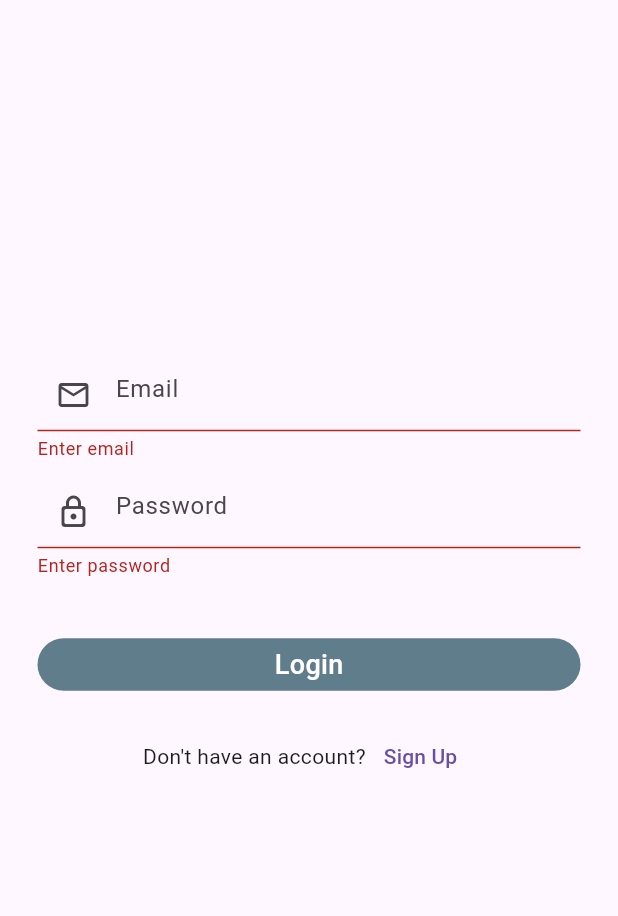
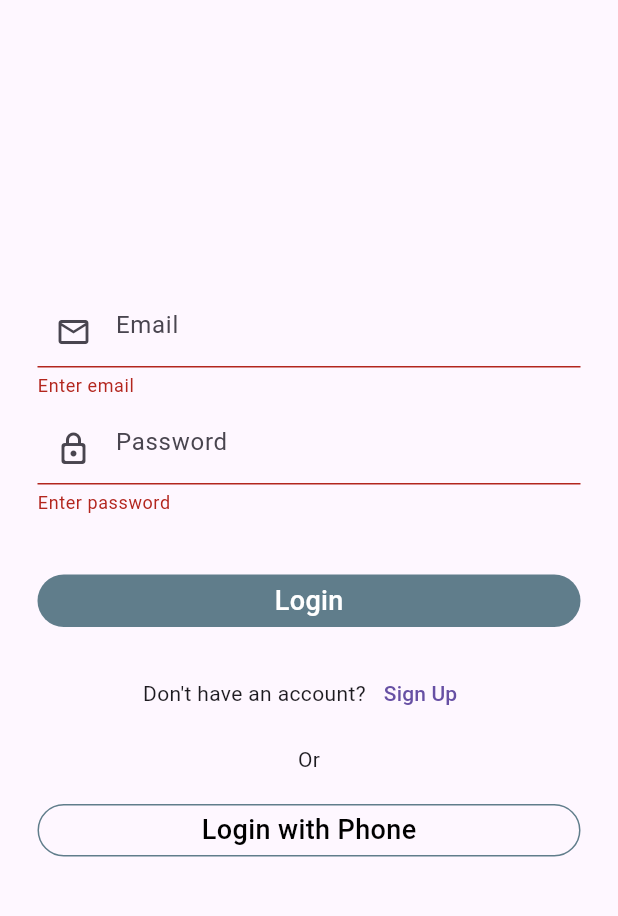
Before and after one commit to alokyadav686/InfoTrack, a Flutter app: the screen it shows after launch, after a tap on "Login", on a phone screen of 412 x 824 dp, the part 84-1000 px from its top. Run offline on Flutter 3.47's test engine with Material 3 defaults, Android fonts, the phone set to English and light mode, and no system bars; our stand-ins replace firebase_auth, firebase_core, fluttertoast; accounts and stored records are empty.

Commit message:
login screen modified

```diff
--- a/lib/ui/loginscreen.dart
+++ b/lib/ui/loginscreen.dart
@@ -1,5 +1,6 @@
 import 'package:flutter/material.dart';
 import 'package:infotrack/mainscreen/firstscreen.dart';
+import 'package:infotrack/ui/phonenumberscreen.dart';
 import 'package:infotrack/ui/signupscreen.dart';
 import 'package:firebase_auth/firebase_auth.dart';
 import 'package:infotrack/utils/utils.dart';
@@ -157,6 +158,48 @@ void login(){
 
                 ],
               ),
+
+              SizedBox(height: 10,),
+              Row(
+                mainAxisAlignment: MainAxisAlignment.center,
+                children: [
+                  Text("Or"),
+                ],
+              ),
+              SizedBox(height: 20,),
+              Column(
+                children: [
+                 InkWell(
+                onTap: ()=>{
+
+                  Navigator.push(context, MaterialPageRoute(builder: (context)=>Phonenumberscreen())),
+
+                },
+                child: Container(
+                  width: double.infinity,
+                  height: 35,
+
+                  decoration: BoxDecoration(
+                    // color: Colors.blueGrey,
+                    borderRadius: BorderRadius.circular(20),
+                    border: Border.all(color: Colors.blueGrey)
+                  ),
+                  child: Center(
+                    child: Column(
+                      mainAxisAlignment: MainAxisAlignment.center,
+                      children: [
+                        Text("Login with Phone", style: TextStyle(fontSize: 18,fontWeight: FontWeight.w500, color: Colors.black),),
+                      ],
+                    ),
+                  ),
+                ),
+              ),
+
+                ],
+              ),
+
+
+
             ],
           ),
         ),
```
